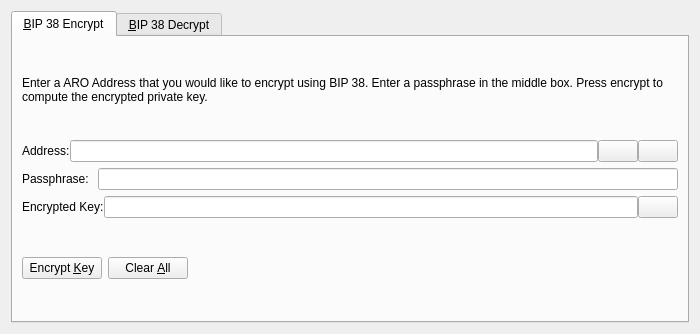
This is src/qt/forms/bip38tooldialog.ui in apeironcoin/apeiron as Qt 5 draws it before an edit. The edited form follows.
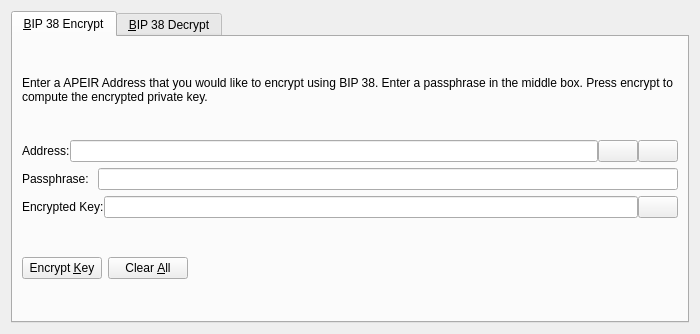
This is the edited form. The open tabs and pages were chosen to show the change. Icons and pictures are not drawn. Custom widgets are drawn as their Qt base class.

Commit message: v1.1 update (Re-name Ticker : ARO -> APEIR)

Patch:
```diff
--- a/src/qt/forms/bip38tooldialog.ui
+++ b/src/qt/forms/bip38tooldialog.ui
@@ -30,7 +30,7 @@
        <item>
         <widget class="QLabel" name="infoLabel_ENC">
          <property name="text">
-          <string>Enter a ARO Address that you would like to encrypt using BIP 38. Enter a passphrase in the middle box. Press encrypt to compute the encrypted private key.</string>
+          <string>Enter a APEIR Address that you would like to encrypt using BIP 38. Enter a passphrase in the middle box. Press encrypt to compute the encrypted private key.</string>
          </property>
          <property name="textFormat">
           <enum>Qt::PlainText</enum>
```
Left out of the diff: 8 changed lines with no effect on the pictures. The commit also changes 190 other files.
